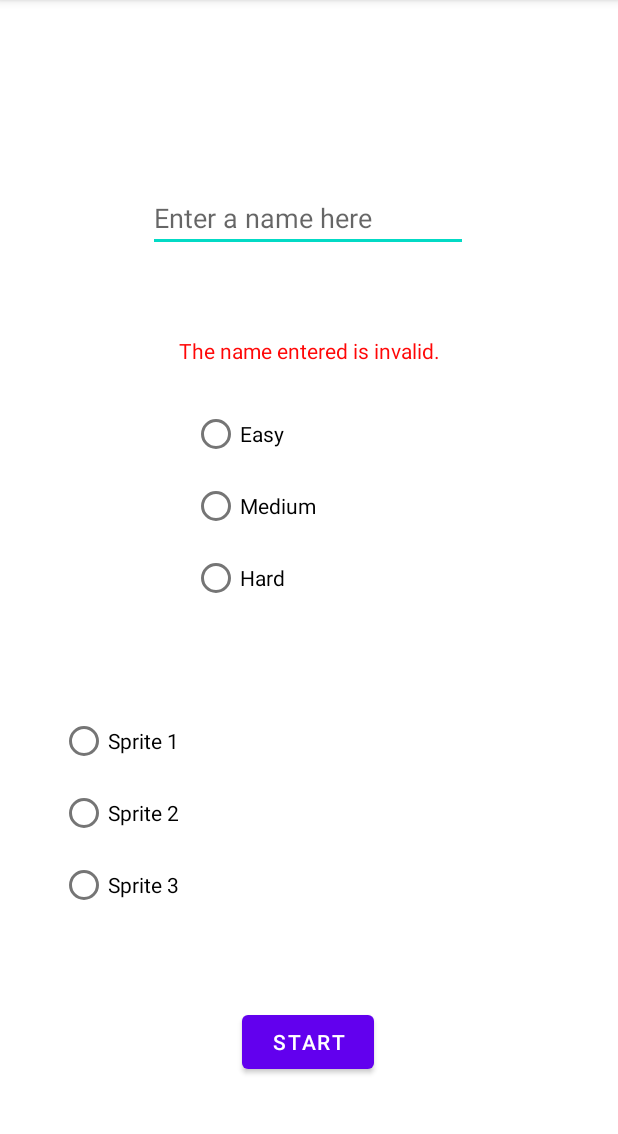
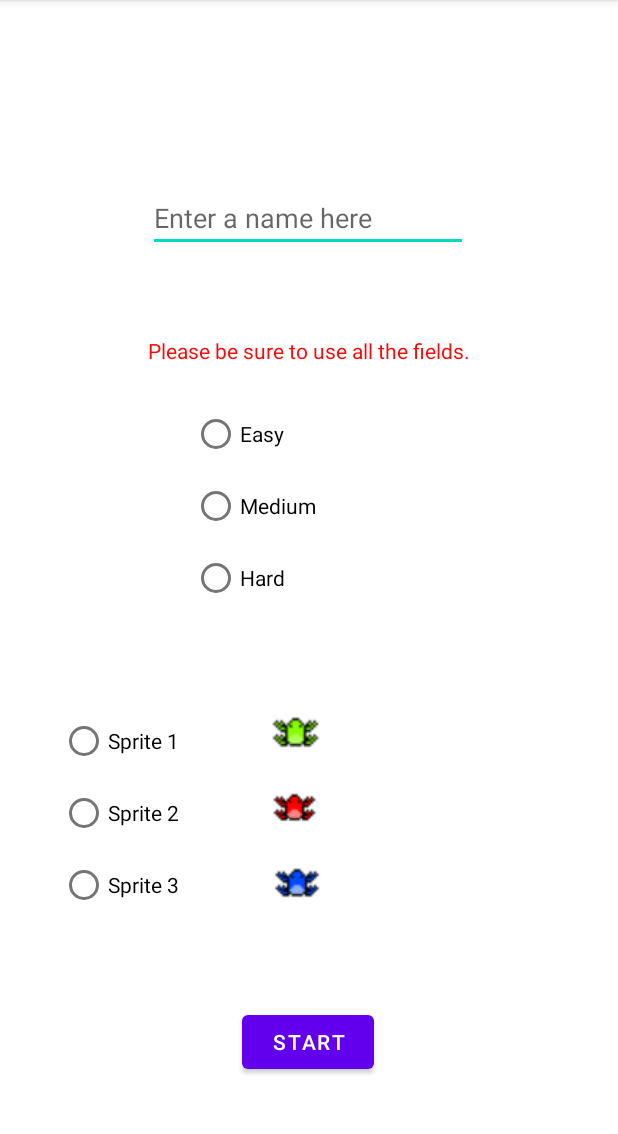
Before and after one commit to aniculas/FroggerGame, an Android app: the Config screen opened directly, with no data from a screen before it, after a tap on "START", on a phone screen of 412 x 824 dp, the part 84-1218 px from its top. Run offline under Robolectric (Android 15) with nearby library versions, the phone set to English and light mode, and no system bars.

Commit message:
Sprites added

```diff
--- a/app/src/main/java/com/example/myapplication/Config.java
+++ b/app/src/main/java/com/example/myapplication/Config.java
@@ -5,6 +5,7 @@ import android.os.Bundle;
 import android.view.View;
 import android.widget.Button;
 import android.widget.EditText;
+import android.widget.RadioGroup;
 import android.widget.TextView;
 
 import androidx.appcompat.app.AppCompatActivity;
@@ -22,12 +23,13 @@ public class Config extends AppCompatActivity {
             public void onClick(View view) {
                 EditText name = (EditText) findViewById(R.id.name);
                 TextView warning = (TextView) findViewById(R.id.warning);
-                if (name == null || name.getText().toString().trim().length() == 0) {
+                RadioGroup difficulty = (RadioGroup) findViewById(R.id.difficulty);
+                RadioGroup spritepicker = (RadioGroup) findViewById(R.id.spritepicker);
+                if (name == null || name.getText().toString().trim().length() == 0 || difficulty.getCheckedRadioButtonId() == -1 || spritepicker.getCheckedRadioButtonId() == -1) {
                     warning.setVisibility(view.VISIBLE);    //Shows a warning message if name is invalid
                 } else {
                     Intent nextScreen = new Intent(Config.this, Gameplay.class);
                     startActivity(nextScreen);
-                    System.out.println(name.getText().toString());
                 }
             }
         });
--- a/app/src/main/res/layout/activity_config.xml
+++ b/app/src/main/res/layout/activity_config.xml
@@ -2,10 +2,22 @@
 <androidx.constraintlayout.widget.ConstraintLayout xmlns:android="http://schemas.android.com/apk/res/android"
     xmlns:app="http://schemas.android.com/apk/res-auto"
     xmlns:tools="http://schemas.android.com/tools"
-    android:id="@+id/spritepicker"
+    android:id="@+id/v"
     android:layout_width="match_parent"
     android:layout_height="match_parent"
     tools:context=".Config">
+
+    <ImageView
+        android:id="@+id/imageView6"
+        android:layout_width="74dp"
+        android:layout_height="50dp"
+        app:layout_constraintBottom_toBottomOf="parent"
+        app:layout_constraintEnd_toEndOf="parent"
+        app:layout_constraintHorizontal_bias="0.471"
+        app:layout_constraintStart_toStartOf="parent"
+        app:layout_constraintTop_toTopOf="parent"
+        app:layout_constraintVertical_bias="0.647"
+        app:srcCompat="@drawable/frogg" />
 
     <EditText
         android:id="@+id/name"
@@ -37,7 +49,7 @@
         android:id="@+id/warning"
         android:layout_width="wrap_content"
         android:layout_height="wrap_content"
-        android:text="The name entered is invalid."
+        android:text="Please be sure to use all the fields."
         android:textColor="#FF0707"
         android:visibility="invisible"
         app:layout_constraintBottom_toBottomOf="parent"
@@ -82,7 +94,7 @@
     </RadioGroup>
 
     <RadioGroup
-        android:id="@+id/sprite"
+        android:id="@+id/spritepicker"
         android:layout_width="120dp"
         android:layout_height="181dp"
         android:layout_marginStart="159dp"
@@ -96,13 +108,13 @@
 
         <RadioButton
             android:id="@+id/sprite1"
-            android:layout_width="155dp"
+            android:layout_width="match_parent"
             android:layout_height="wrap_content"
             android:text="Sprite 1" />
 
         <RadioButton
             android:id="@+id/sprite2"
-            android:layout_width="127dp"
+            android:layout_width="match_parent"
             android:layout_height="wrap_content"
             android:text="Sprite 2" />
 
@@ -111,6 +123,31 @@
             android:layout_width="match_parent"
             android:layout_height="wrap_content"
             android:text="Sprite 3" />
+
     </RadioGroup>
 
+    <ImageView
+        android:id="@+id/imageView2"
+        android:layout_width="75dp"
+        android:layout_height="46dp"
+        app:layout_constraintBottom_toBottomOf="parent"
+        app:layout_constraintEnd_toEndOf="parent"
+        app:layout_constraintHorizontal_bias="0.47"
+        app:layout_constraintStart_toStartOf="parent"
+        app:layout_constraintTop_toTopOf="parent"
+        app:layout_constraintVertical_bias="0.716"
+        app:srcCompat="@drawable/frogr" />
+
+    <ImageView
+        android:id="@+id/imageView3"
+        android:layout_width="76dp"
+        android:layout_height="48dp"
+        app:layout_constraintBottom_toBottomOf="parent"
+        app:layout_constraintEnd_toEndOf="parent"
+        app:layout_constraintHorizontal_bias="0.474"
+        app:layout_constraintStart_toStartOf="parent"
+        app:layout_constraintTop_toTopOf="parent"
+        app:layout_constraintVertical_bias="0.786"
+        app:srcCompat="@drawable/frogb" />
+
 </androidx.constraintlayout.widget.ConstraintLayout>
--- a/app/src/main/res/layout/activity_main.xml
+++ b/app/src/main/res/layout/activity_main.xml
@@ -10,7 +10,7 @@
     <TextView
         android:id="@+id/welcome"
         android:layout_width="229dp"
-        android:layout_height="38dp"
+        android:layout_height="35dp"
         android:text="Press start to play!"
         android:textColor="#1F2C73"
         android:textSize="23sp"
```
Also changed, not shown: app/src/main/res/drawable/frogb.png (added), app/src/main/res/drawable/frogg.png (added), app/src/main/res/drawable/frogr.png (added).
